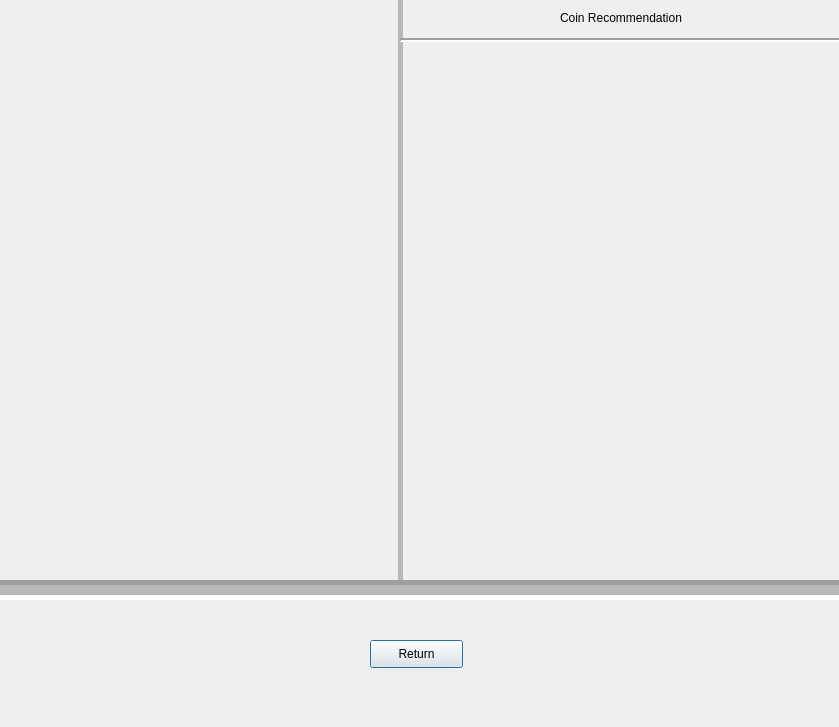
Old version of the form result.ui in the repository OSS-2021-team3/Drawing-Trade.
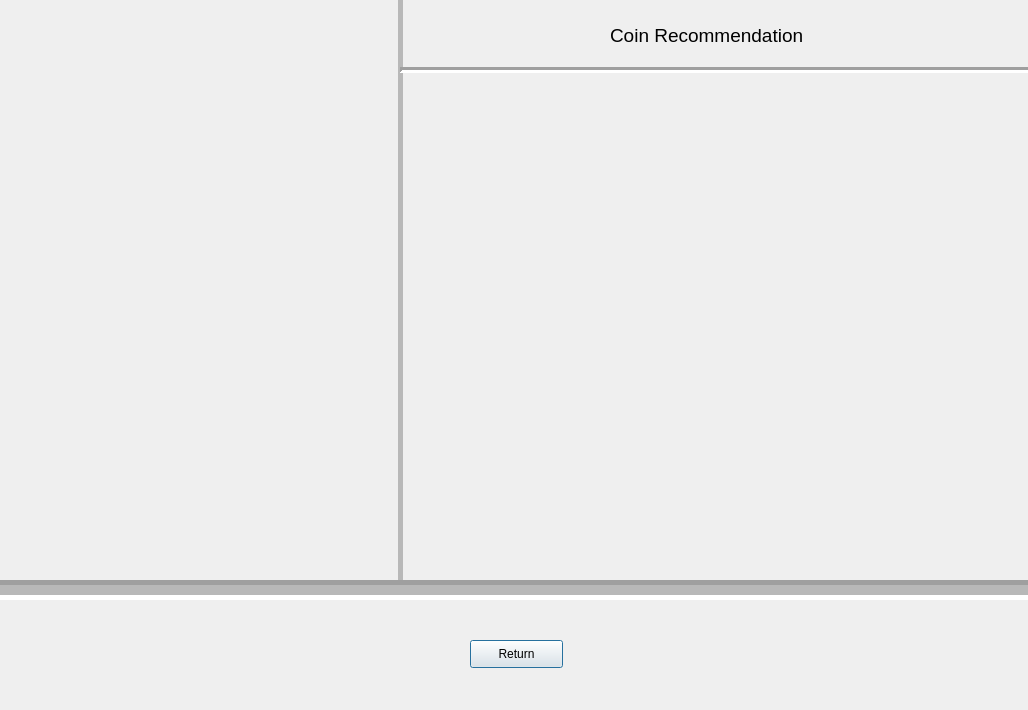
New version of the form.

Diff of the .ui file:
```diff
--- a/result.ui
+++ b/result.ui
@@ -6,8 +6,8 @@
    <rect>
     <x>0</x>
     <y>0</y>
-    <width>839</width>
-    <height>727</height>
+    <width>1028</width>
+    <height>710</height>
    </rect>
   </property>
   <property name="windowTitle">
@@ -16,7 +16,7 @@
   <widget class="QPushButton" name="returnButton">
    <property name="geometry">
     <rect>
-     <x>370</x>
+     <x>470</x>
      <y>640</y>
      <width>93</width>
      <height>28</height>
@@ -63,7 +63,7 @@
     <rect>
      <x>-20</x>
      <y>580</y>
-     <width>891</width>
+     <width>1061</width>
      <height>20</height>
     </rect>
    </property>
@@ -82,7 +82,7 @@
     <rect>
      <x>420</x>
      <y>100</y>
-     <width>411</width>
+     <width>591</width>
      <height>461</height>
     </rect>
    </property>
@@ -94,13 +94,13 @@
    <property name="geometry">
     <rect>
      <x>400</x>
-     <y>30</y>
-     <width>441</width>
+     <y>60</y>
+     <width>631</width>
      <height>20</height>
     </rect>
    </property>
    <property name="lineWidth">
-    <number>2</number>
+    <number>3</number>
    </property>
    <property name="orientation">
     <enum>Qt::Horizontal</enum>
@@ -109,12 +109,18 @@
   <widget class="QLabel" name="label_3">
    <property name="geometry">
     <rect>
-     <x>560</x>
-     <y>10</y>
-     <width>191</width>
-     <height>16</height>
+     <x>610</x>
+     <y>20</y>
+     <width>251</width>
+     <height>31</height>
     </rect>
    </property>
+   <property name="font">
+    <font>
+     <family>Arial</family>
+     <pointsize>14</pointsize>
+    </font>
+   </property>
    <property name="frameShadow">
     <enum>QFrame::Plain</enum>
    </property>
```
